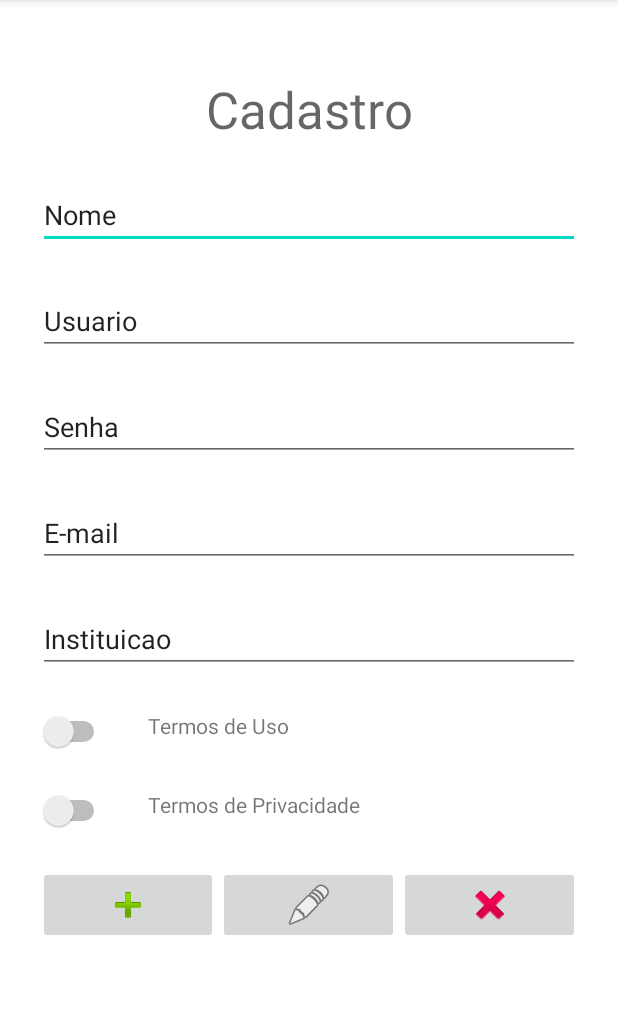
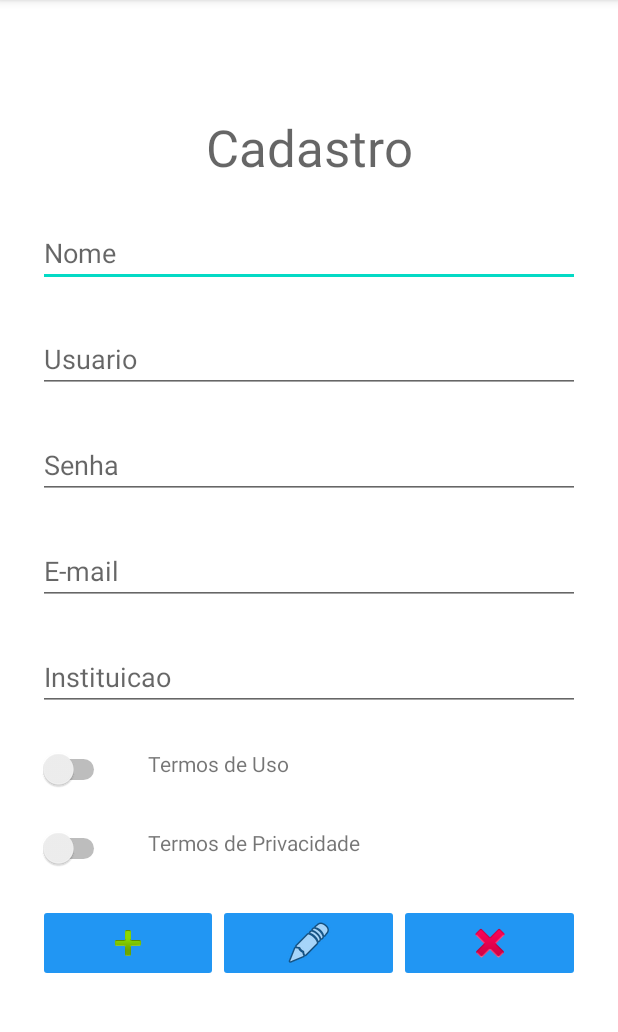
Before and after one commit to rafaelmartinsfranqueira/EasyAppProducao, an Android app: the CadastroActivity screen opened directly, with no data from a screen before it, on a phone screen of 412 x 824 dp, the part 84-1116 px from its top. Run offline under Robolectric (Android 15) with nearby library versions, the phone set to English and light mode, and no system bars.

Commit message:
Cadastro

```diff
--- a/app/src/main/res/layout/activity_cadastro.xml
+++ b/app/src/main/res/layout/activity_cadastro.xml
@@ -11,7 +11,7 @@
         android:layout_width="0dp"
         android:layout_height="wrap_content"
         android:layout_marginStart="25dp"
-        android:layout_marginTop="50dp"
+        android:layout_marginTop="75dp"
         android:layout_marginEnd="25dp"
         android:text="Cadastro"
         android:textAlignment="center"
@@ -28,8 +28,8 @@
         android:layout_marginTop="25dp"
         android:layout_marginEnd="25dp"
         android:ems="10"
+        android:hint="Nome"
         android:inputType="textPersonName"
-        android:text="Nome"
         app:layout_constraintEnd_toEndOf="parent"
         app:layout_constraintStart_toStartOf="parent"
         app:layout_constraintTop_toBottomOf="@+id/txtCadastroTela" />
@@ -42,8 +42,8 @@
         android:layout_marginTop="25dp"
         android:layout_marginEnd="25dp"
         android:ems="10"
+        android:hint="Usuario"
         android:inputType="textPersonName"
-        android:text="Usuario"
         app:layout_constraintEnd_toEndOf="parent"
         app:layout_constraintStart_toStartOf="parent"
         app:layout_constraintTop_toBottomOf="@+id/txtCadastroNome" />
@@ -56,8 +56,8 @@
         android:layout_marginTop="25dp"
         android:layout_marginEnd="25dp"
         android:ems="10"
+        android:hint="Senha"
         android:inputType="textPersonName"
-        android:text="Senha"
         app:layout_constraintEnd_toEndOf="parent"
         app:layout_constraintStart_toStartOf="parent"
         app:layout_constraintTop_toBottomOf="@+id/txtCadastroUsuario" />
@@ -70,8 +70,8 @@
         android:layout_marginTop="25dp"
         android:layout_marginEnd="25dp"
         android:ems="10"
+        android:hint="E-mail"
         android:inputType="textPersonName"
-        android:text="E-mail"
         app:layout_constraintEnd_toEndOf="parent"
         app:layout_constraintStart_toStartOf="parent"
         app:layout_constraintTop_toBottomOf="@+id/txtCadastroSenha" />
@@ -84,8 +84,8 @@
         android:layout_marginTop="25dp"
         android:layout_marginEnd="25dp"
         android:ems="10"
+        android:hint="Instituicao"
         android:inputType="textPersonName"
-        android:text="Instituicao"
         app:layout_constraintEnd_toEndOf="parent"
         app:layout_constraintStart_toStartOf="parent"
         app:layout_constraintTop_toBottomOf="@+id/txtCadastroEmail" />
@@ -148,6 +148,7 @@
             android:layout_width="wrap_content"
             android:layout_height="wrap_content"
             android:layout_weight="1"
+            android:backgroundTint="#2196F3"
             app:srcCompat="@android:drawable/ic_input_add" />
 
         <ImageButton
@@ -155,6 +156,7 @@
             android:layout_width="wrap_content"
             android:layout_height="wrap_content"
             android:layout_weight="1"
+            android:backgroundTint="#2196F3"
             app:srcCompat="@android:drawable/ic_menu_edit" />
 
         <ImageButton
@@ -162,6 +164,7 @@
             android:layout_width="wrap_content"
             android:layout_height="wrap_content"
             android:layout_weight="1"
+            android:backgroundTint="#2196F3"
             app:srcCompat="@android:drawable/ic_delete" />
 
     </LinearLayout>
--- a/app/src/main/res/layout/activity_main.xml
+++ b/app/src/main/res/layout/activity_main.xml
@@ -11,12 +11,12 @@
         android:layout_width="0dp"
         android:layout_height="wrap_content"
         android:layout_marginStart="25dp"
-        android:layout_marginTop="100dp"
+        android:layout_marginTop="150dp"
         android:layout_marginEnd="25dp"
         app:layout_constraintEnd_toEndOf="parent"
         app:layout_constraintStart_toStartOf="parent"
         app:layout_constraintTop_toTopOf="parent"
-        tools:srcCompat="@tools:sample/avatars" />
+        tools:srcCompat="@mipmap/Logo" />
 
     <EditText
         android:id="@+id/txtNome"
@@ -53,6 +53,7 @@
         android:layout_marginStart="25dp"
         android:layout_marginTop="20dp"
         android:layout_marginEnd="25dp"
+        android:backgroundTint="#2196F3"
         android:text="Entrar"
         app:layout_constraintEnd_toEndOf="parent"
         app:layout_constraintStart_toStartOf="parent"
@@ -65,6 +66,7 @@
         android:layout_marginStart="25dp"
         android:layout_marginTop="20dp"
         android:layout_marginEnd="25dp"
+        android:backgroundTint="#2196F3"
         android:text="Cadastrar"
         app:layout_constraintEnd_toEndOf="parent"
         app:layout_constraintStart_toStartOf="parent"
```
Also changed, not shown: 1 other file.
